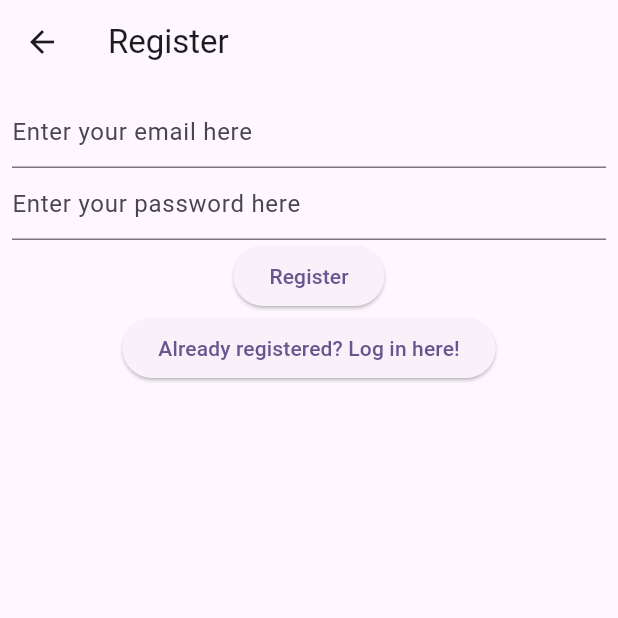
After one commit to Wolfram-180/mobx_reminders, a Flutter app: the RegisterView screen opened directly, on a phone screen of 412 x 824 dp, the top half of it. The commit adds this screen. Run offline on Flutter 3.47's test engine with Material 3 defaults, Android fonts, the phone set to English and light mode, and no system bars; our stand-ins replace cloud_firestore, firebase_auth, flutter_hooks, mobx; accounts and stored records are empty; generated files the repository leaves out were written again.

Commit message:
class RegisterView extends HookWidget

```diff
--- /dev/null
+++ b/lib/views/register_view.dart
@@ -0,0 +1,71 @@
+import 'package:flutter/material.dart';
+import 'package:flutter_hooks/flutter_hooks.dart';
+import 'package:provider/provider.dart';
+import 'package:mobx_reminders/extensions/if_debugging.dart';
+import 'package:mobx_reminders/state/app_state.dart';
+
+class RegisterView extends HookWidget {
+  const RegisterView({super.key});
+
+  @override
+  Widget build(BuildContext context) {
+    final emailController = useTextEditingController(
+      text: 'foobar@gmail.com'.ifDebugging,
+    );
+
+    final passwordController = useTextEditingController(
+      text: 'foobarbaz'.ifDebugging,
+    );
+
+    return Scaffold(
+      appBar: AppBar(
+        title: const Text(
+          'Register',
+        ),
+      ),
+      body: Padding(
+        padding: const EdgeInsets.all(8.0),
+        child: Column(
+          children: [
+            TextField(
+              controller: emailController,
+              decoration: const InputDecoration(
+                hintText: 'Enter your email here',
+              ),
+              keyboardType: TextInputType.emailAddress,
+              keyboardAppearance: Brightness.dark,
+            ),
+            TextField(
+              controller: passwordController,
+              decoration: const InputDecoration(
+                hintText: 'Enter your password here',
+              ),
+              keyboardAppearance: Brightness.dark,
+              obscureText: true,
+              obscuringCharacter: '*',
+            ),
+            ElevatedButton(
+              child: const Text('Register'),
+              onPressed: () {
+                final email = emailController.text;
+                final password = passwordController.text;
+                context.read<AppState>().register(
+                      email: email,
+                      password: password,
+                    );
+              },
+            ),
+            ElevatedButton(
+              child: const Text('Already registered? Log in here!'),
+              onPressed: () {
+                context.read<AppState>().goTo(
+                      AppScreen.login,
+                    );
+              },
+            ),
+          ],
+        ),
+      ),
+    );
+  }
+}
```
Also changed, not shown: lib/loading/loading_screen.dart (+5 -5 lines), lib/views/login_view.dart (added, +71 -0 lines), lib/state/app_state.g.dart.
